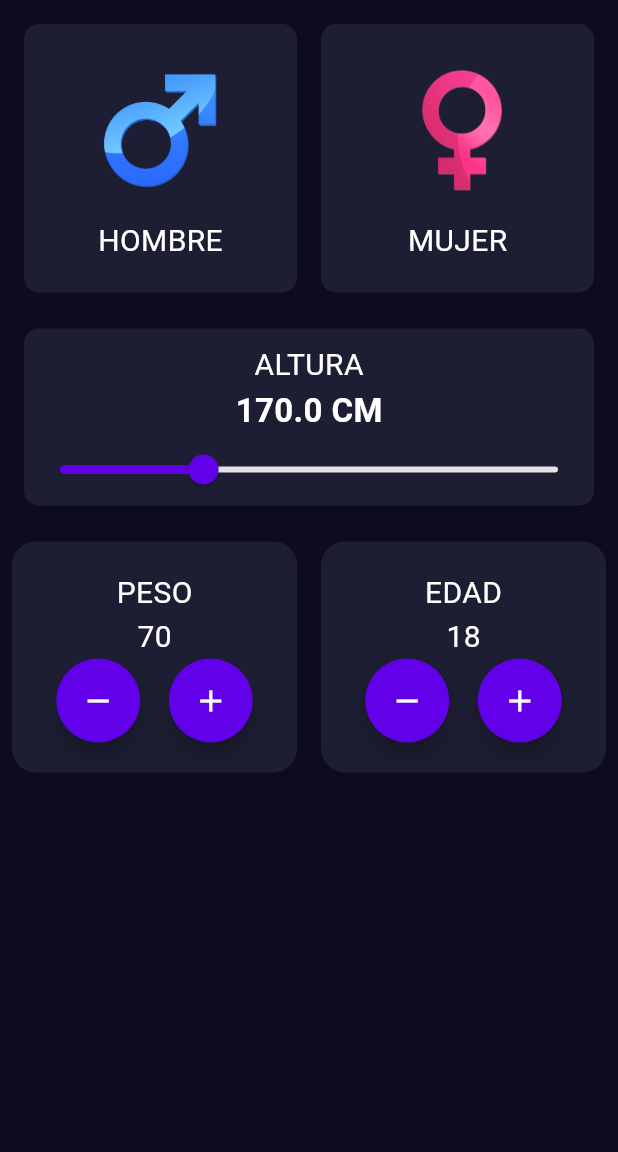
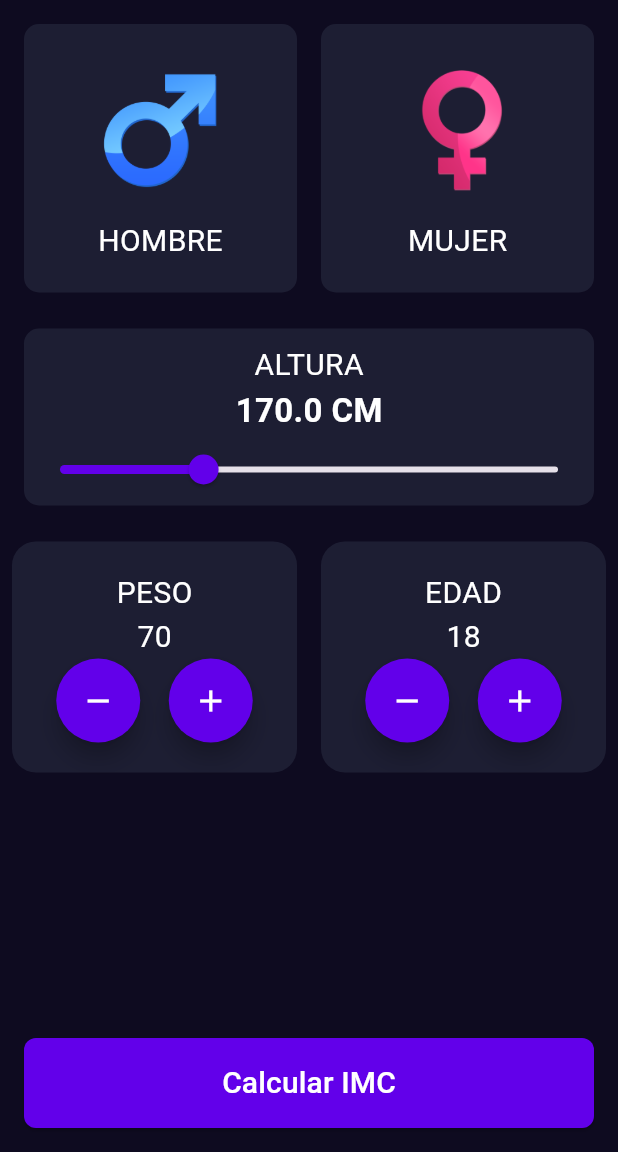
Before and after one commit to kba1986cr/aprendiendoFlutter, a Flutter app: the screen it shows after launch, on a phone screen of 412 x 824 dp, the part 84-1236 px from its top. Run offline on Flutter 3.47's test engine with Material 3 defaults, Android fonts, the phone set to English and light mode, and no system bars; missing offline and left inert: dart:ffi.

```diff
--- a/imc_dos/lib/screens/imc_home_screec.dart
+++ b/imc_dos/lib/screens/imc_home_screec.dart
@@ -4,6 +4,8 @@ import 'package:flutter/material.dart';
 import 'package:imc_dos/components/gender_selector.dart';
 import 'package:imc_dos/components/height_selector.dart';
 import 'package:imc_dos/components/number_selector.dart';
+import 'package:imc_dos/core/app_colors.dart';
+import 'package:imc_dos/core/text_styles.dart';
 
 class ImcHomeScreen extends StatefulWidget {
   const ImcHomeScreen({super.key});
@@ -13,7 +15,7 @@ class ImcHomeScreen extends StatefulWidget {
 }
 
 class _ImcHomeScreenState extends State<ImcHomeScreen> {
-  String? selectedGender;
+  String selectedGender = "";
   double? selectedHeight;
   int selectedAge = 18;
   int selectedWeight = 70;
@@ -57,6 +59,26 @@ class _ImcHomeScreenState extends State<ImcHomeScreen> {
             ),
           ],
         ),
+        Spacer(),
+        Padding(
+          padding: const EdgeInsets.all(16),
+          child: SizedBox(
+            height: 60,
+            width: double.infinity,
+            child: ElevatedButton(
+              onPressed: () {},
+              style: ButtonStyle(
+                shape: WidgetStatePropertyAll(
+                  RoundedRectangleBorder(
+                    borderRadius: BorderRadius.circular(8),
+                  ),
+                ),
+                backgroundColor: WidgetStatePropertyAll(AppColors.primary),
+              ),
+              child: Text("Calcular IMC", style: TextStyles.bodyText),
+            ),
+          ),
+        ),
       ],
     );
   }
```
